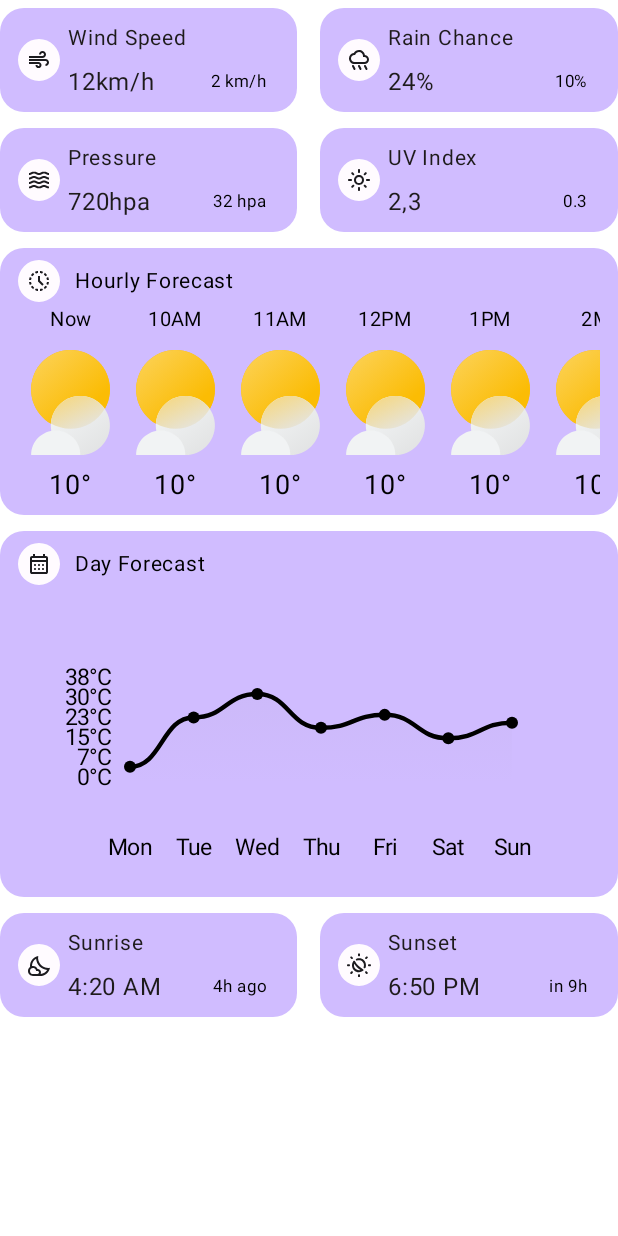
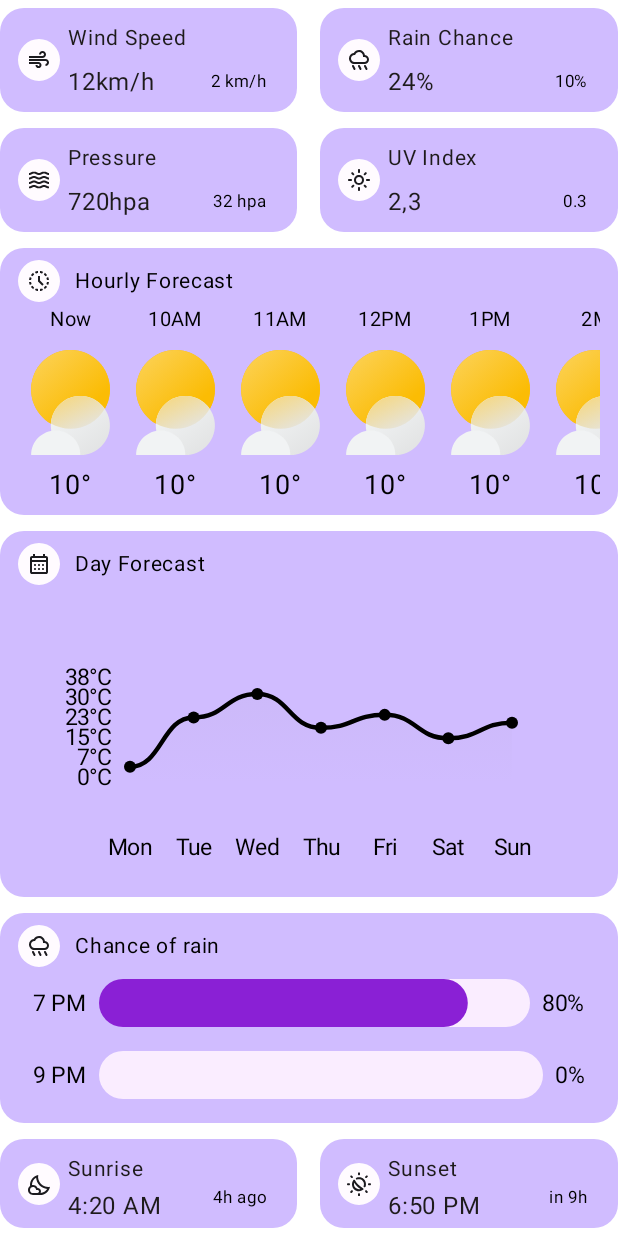
Before and after one commit to mik237/WeatherApp-Comp, an Android app built with Jetpack Compose: the composable DailyWeatherUI shown on its own in the app's theme, on a phone screen of 412 x 824 dp. Run offline under Robolectric (Android 15) with nearby library versions, the phone set to English and light mode, and no system bars; our stand-ins replace constraintlayout-compose; 2 statements that could not run were skipped.

Commit message:
Chance of Rain UI with progress bar

```diff
--- a/app/src/main/java/me/ibrahim/weatherapp_comp/main_screen/DailyWeatherUI.kt
+++ b/app/src/main/java/me/ibrahim/weatherapp_comp/main_screen/DailyWeatherUI.kt
@@ -9,6 +9,7 @@ import androidx.compose.runtime.Composable
 import androidx.compose.ui.Modifier
 import androidx.compose.ui.unit.dp
 import me.ibrahim.weatherapp_comp.R
+import me.ibrahim.weatherapp_comp.main_screen.chance_of_rain_ui.ChanceOfRainUI
 import me.ibrahim.weatherapp_comp.main_screen.daily_forecast_ui.DayForecastUI
 import me.ibrahim.weatherapp_comp.main_screen.hourly_forecast_ui.HourlyForecastUI
 
@@ -37,6 +38,7 @@ fun DailyWeatherUI() {
 
         HourlyForecastUI()
         DayForecastUI()
+        ChanceOfRainUI()
         Row(
             modifier = Modifier.padding(vertical = 5.dp),
             horizontalArrangement = Arrangement.spacedBy(15.dp)
--- /dev/null
+++ b/app/src/main/java/me/ibrahim/weatherapp_comp/main_screen/chance_of_rain_ui/ChanceOfRainUI.kt
@@ -0,0 +1,137 @@
+package me.ibrahim.weatherapp_comp.main_screen.chance_of_rain_ui
+
+import androidx.compose.foundation.Canvas
+import androidx.compose.foundation.Image
+import androidx.compose.foundation.background
+import androidx.compose.foundation.layout.Arrangement
+import androidx.compose.foundation.layout.Box
+import androidx.compose.foundation.layout.Column
+import androidx.compose.foundation.layout.Row
+import androidx.compose.foundation.layout.fillMaxWidth
+import androidx.compose.foundation.layout.height
+import androidx.compose.foundation.layout.padding
+import androidx.compose.foundation.layout.size
+import androidx.compose.foundation.layout.width
+import androidx.compose.foundation.layout.wrapContentHeight
+import androidx.compose.foundation.shape.RoundedCornerShape
+import androidx.compose.material3.Text
+import androidx.compose.runtime.Composable
+import androidx.compose.ui.Alignment
+import androidx.compose.ui.Modifier
+import androidx.compose.ui.geometry.Offset
+import androidx.compose.ui.graphics.BlendMode
+import androidx.compose.ui.graphics.Color
+import androidx.compose.ui.graphics.CompositingStrategy
+import androidx.compose.ui.graphics.StrokeCap
+import androidx.compose.ui.graphics.graphicsLayer
+import androidx.compose.ui.res.painterResource
+import androidx.compose.ui.res.stringResource
+import androidx.compose.ui.text.font.FontWeight
+import androidx.compose.ui.tooling.preview.Preview
+import androidx.compose.ui.unit.dp
+import androidx.compose.ui.unit.sp
+import me.ibrahim.weatherapp_comp.R
+import me.ibrahim.weatherapp_comp.ui.theme.Purple80
+
+
+@Preview
+@Composable
+fun ChanceOfRainUI() {
+    Box(
+        modifier = Modifier
+            .fillMaxWidth()
+            .wrapContentHeight()
+            .padding(vertical = 5.dp)
+            .background(Purple80, shape = RoundedCornerShape(16.dp))
+            .padding(horizontal = 12.dp, vertical = 8.dp)
+    ) {
+        Column {
+            Row(
+                verticalAlignment = Alignment.CenterVertically,
+                horizontalArrangement = Arrangement.spacedBy(10.dp)
+            ) {
+                Image(
+                    modifier = Modifier.size(28.dp),
+                    painter = painterResource(id = R.drawable.icon_rain_chance),
+                    contentDescription = null
+                )
+                Text(
+                    text = stringResource(id = R.string.chance_of_rain),
+                    fontSize = 14.sp,
+                    color = Color.Black
+                )
+            }
+
+            RainChanceAtTime("7 PM", 80)
+            RainChanceAtTime("9 PM", 0)
+        }
+    }
+}
+
+
+@Composable
+fun RainChanceAtTime(
+    time: String, chance: Int,
+    progressColor: Color = Color(0xff8A20D5),
+    bgColor: Color = Color(0xffFAEDFF)
+) {
+    Row(
+        modifier = Modifier
+            .wrapContentHeight()
+            .fillMaxWidth()
+            .padding(horizontal = 10.dp),
+        horizontalArrangement = Arrangement.SpaceBetween,
+        verticalAlignment = Alignment.CenterVertically
+    ) {
+        Text(
+            text = time, fontSize = 15.sp,
+            color = Color.Black,
+            fontWeight = FontWeight.Normal
+        )
+        CircularProgressIndicator(modifier = Modifier.weight(1f), chance = chance, progressColor, bgColor)
+        Text(
+            text = "$chance%", fontSize = 15.sp,
+            color = Color.Black,
+            fontWeight = FontWeight.Normal
+        )
+    }
+}
+
+@Composable
+fun CircularProgressIndicator(modifier: Modifier, chance: Int, progressColor: Color, bgColor: Color) {
+    val strokeWidth = 32.dp
+    val canvasHeight = strokeWidth + 16.dp
+
+    Canvas(
+        modifier = modifier
+            .fillMaxWidth()
+            .height(canvasHeight)
+            .padding(horizontal = 8.dp)
+            .graphicsLayer {
+                compositingStrategy = CompositingStrategy.Offscreen
+            }
+    ) {
+
+        val strokeWidthPx = strokeWidth.toPx()
+        val halfStrokeWidth = strokeWidthPx / 2f
+
+        val width = size.width
+        val yPosition = size.height / 2
+        drawLine(
+            color = bgColor,
+            start = Offset(halfStrokeWidth, yPosition),
+            end = Offset(width - halfStrokeWidth, yPosition),
+            cap = StrokeCap.Round,
+            strokeWidth = strokeWidthPx
+        )
+
+        drawLine(
+            color = if (chance == 0) bgColor else progressColor,
+            start = Offset(0f, yPosition),
+            end = Offset(width * (chance / 100f), yPosition),
+            strokeWidth = strokeWidthPx,
+            blendMode = BlendMode.SrcIn,
+            cap = StrokeCap.Round
+        )
+    }
+}
--- a/app/src/main/res/values/strings.xml
+++ b/app/src/main/res/values/strings.xml
@@ -8,5 +8,6 @@
     <string name="sunrise">Sunrise</string>
     <string name="hourly_forecase">Hourly Forecast</string>
     <string name="day_forecast">Day Forecast</string>
+    <string name="chance_of_rain">Chance of rain</string>
     <string name="title_activity_collapsing_toolbar">CollapsingToolbar</string>
 </resources>
```
